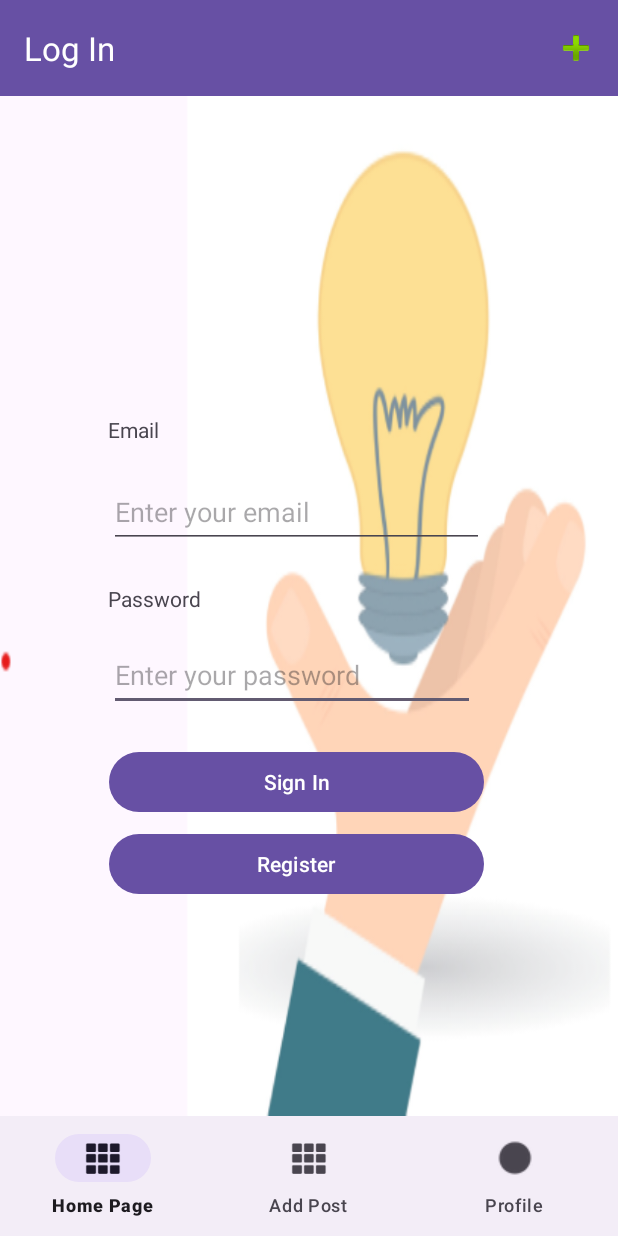
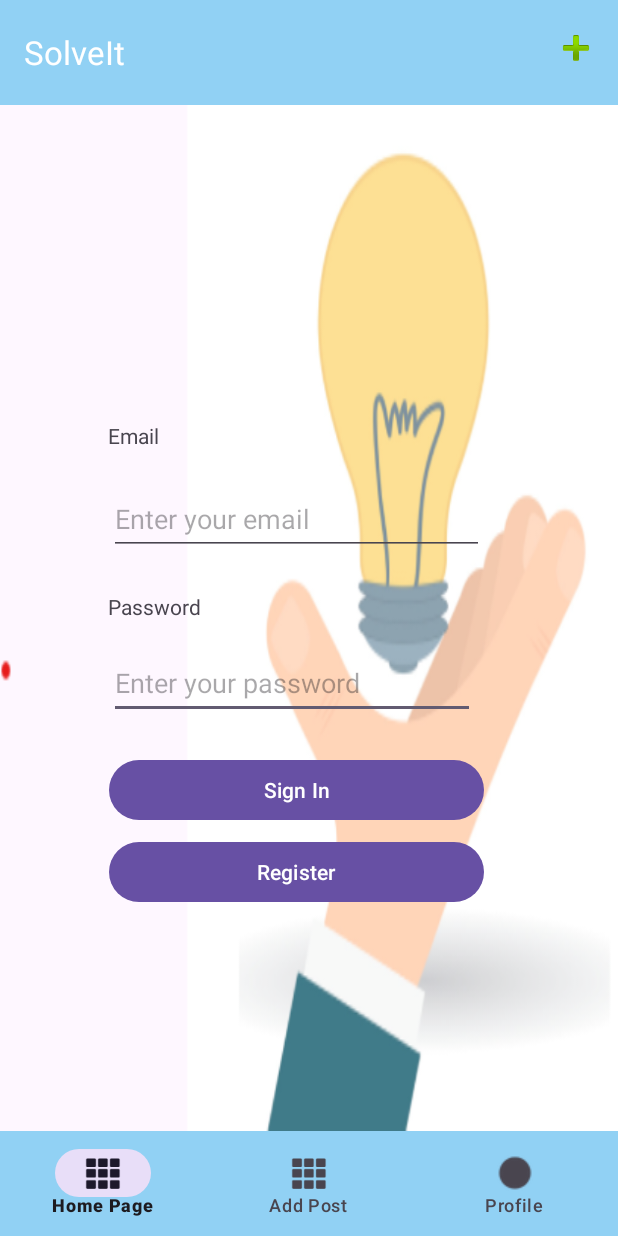
Before and after one commit to chenAmrani/SolveIt_project, an Android app: the screen it shows after launch (MainActivity), on a phone screen of 412 x 824 dp. Run offline under Robolectric (Android 15) with nearby library versions, the phone set to English and light mode, and no system bars; our stand-ins replace navigation-ui.

Commit message:
changing to light blue frames

```diff
--- a/app/src/main/java/com/example/solveitproject/Modules/Posts/PostAdapter/PostsRecyclerAdapter.kt
+++ b/app/src/main/java/com/example/solveitproject/Modules/Posts/PostAdapter/PostsRecyclerAdapter.kt
@@ -11,7 +11,7 @@ import com.example.solveitproject.R
 
 class PostsRecyclerAdapter {
 
-    class GeneralPostsRecyclerAdapter(var posts: List<StudentPost>?): RecyclerView.Adapter<PostViewHolder>() {
+    class PostsRecyclerAdapter(var posts: List<StudentPost>?): RecyclerView.Adapter<PostViewHolder>() {
 
         var listener: PostsRecyclerViewActivity.OnItemClickListener? = null
 
--- a/app/src/main/java/com/example/solveitproject/dao/AppLocalDataBasePost.kt
+++ b/app/src/main/java/com/example/solveitproject/dao/AppLocalDataBasePost.kt
@@ -21,7 +21,7 @@ val db: AppLocalDbRepository by lazy {
     Room.databaseBuilder(
         context,
         AppLocalDbRepository::class.java,
-        "dbFileName.db"
+        "postFileName.db"
     )
         .fallbackToDestructiveMigration()
         .build()
--- a/app/src/main/res/layout/activity_main.xml
+++ b/app/src/main/res/layout/activity_main.xml
@@ -20,24 +20,25 @@
         app:layout_constraintHorizontal_bias="0.0"
         app:layout_constraintStart_toStartOf="parent"
         app:layout_constraintTop_toTopOf="parent"
-        app:layout_constraintVertical_bias="0.0"
+        app:layout_constraintVertical_bias="1.0"
         app:navGraph="@navigation/nav_graph" />
 
     <androidx.appcompat.widget.Toolbar
         android:id="@+id/toolbar"
         android:layout_width="match_parent"
-        android:layout_height="?attr/actionBarSize"
-        android:background="?attr/colorPrimary"
-        app:titleTextColor="@android:color/white"
+        android:layout_height="70dp"
+        android:background="#91D1F4"
+        app:layout_constraintEnd_toEndOf="parent"
+        app:layout_constraintStart_toStartOf="parent"
         app:layout_constraintTop_toTopOf="parent"
-        app:layout_constraintStart_toStartOf="parent"
-        app:layout_constraintEnd_toEndOf="parent"/>
+        app:titleTextColor="@android:color/white" />
 
 
     <com.google.android.material.bottomnavigation.BottomNavigationView
         android:id="@+id/mainActivityBottomNavigationView"
         android:layout_width="0dp"
-        android:layout_height="wrap_content"
+        android:layout_height="70dp"
+        android:background="#91D1F4"
         app:layout_constraintBottom_toBottomOf="parent"
         app:layout_constraintEnd_toEndOf="parent"
         app:layout_constraintStart_toStartOf="parent"
--- a/app/src/main/res/navigation/nav_graph.xml
+++ b/app/src/main/res/navigation/nav_graph.xml
@@ -8,7 +8,7 @@
     <fragment
         android:id="@+id/logInFragment"
         android:name="com.example.solveitproject.Modules.LogInFragment"
-        android:label="Log In"
+        android:label="SolveIt"
         tools:layout="@layout/fragment_log_in">
         <action
             android:id="@+id/action_logInFragment_to_registerFragment"
@@ -17,16 +17,16 @@
     <fragment
         android:id="@+id/RegisterFragment"
         android:name="com.example.solveitproject.Modules.RegisterFragment"
-        android:label="Register"
+        android:label="SolveIt"
         tools:layout="@layout/fragment_register" />
     <fragment
         android:id="@+id/addPostFragment"
         android:name="com.example.solveitproject.Modules.AddPostFragment"
-        android:label="fragment_add_post"
+        android:label="SolveIt"
         tools:layout="@layout/fragment_add_post" /><action android:id="@+id/action_global_addPostFragment" app:destination="@id/addPostFragment"/>
     <fragment
         android:id="@+id/homePageFragment"
         android:name="com.example.solveitproject.Modules.HomePageFragment"
-        android:label="fragment_home_page"
+        android:label="SolveIt"
         tools:layout="@layout/fragment_home_page" />
 </navigation>
```
